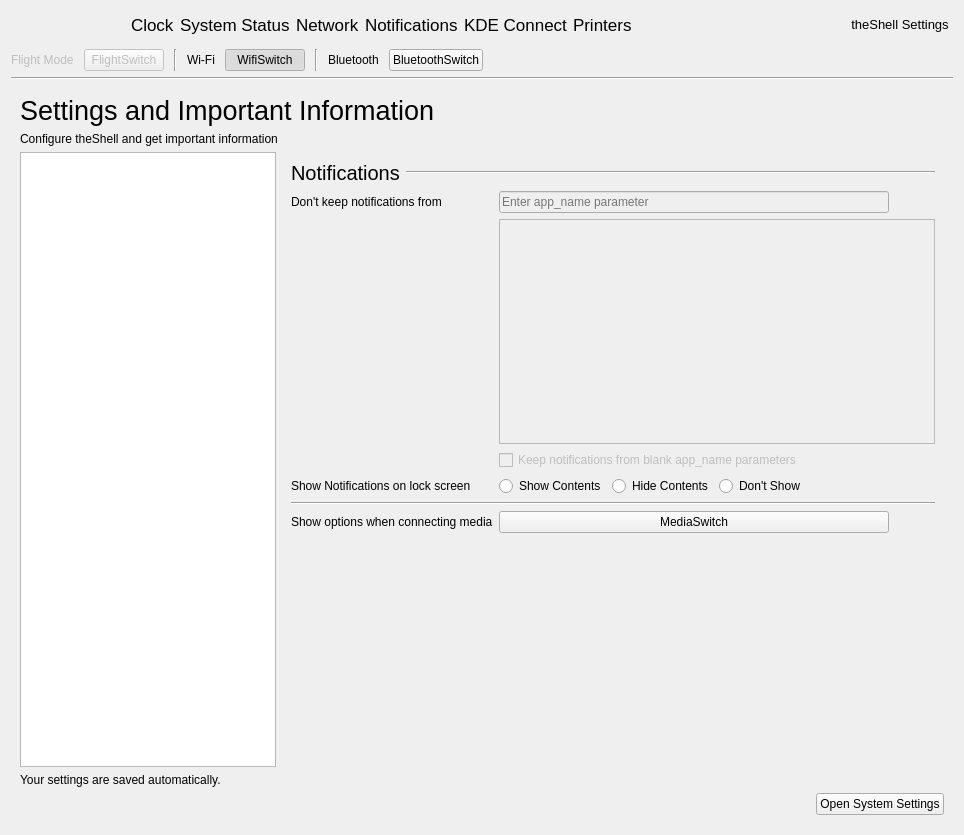
Qt form infopanedropdown.ui (vicr123/theshell) before a commit.
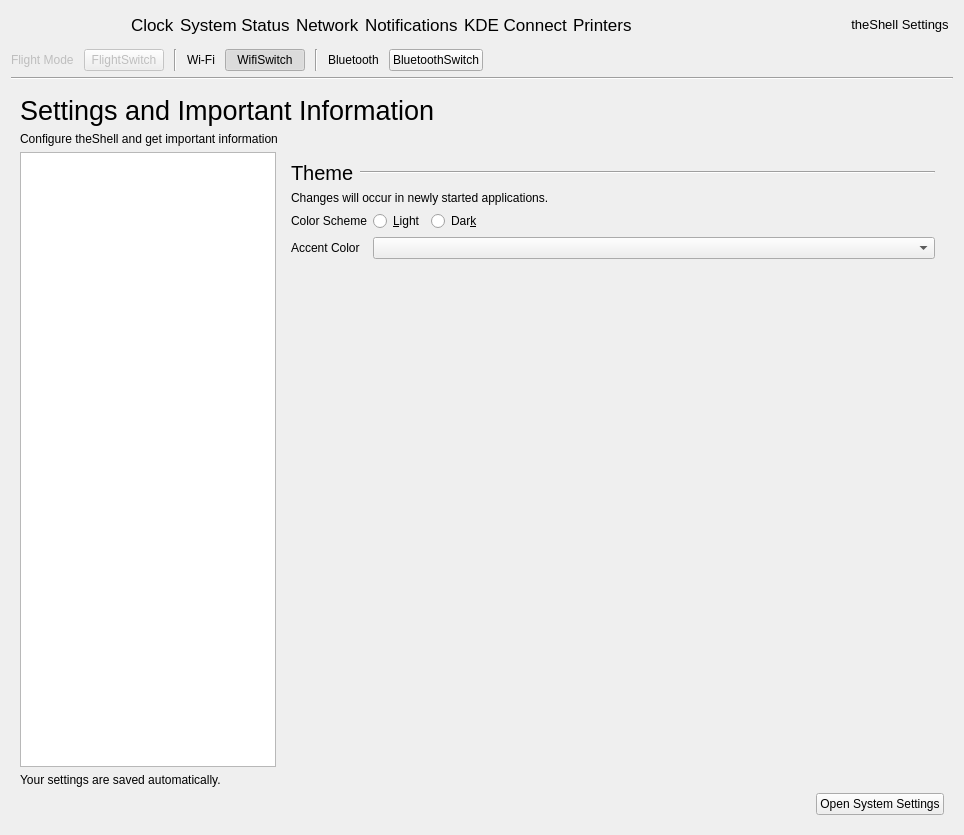
The same form after that commit. Icons and pictures are not drawn. Custom widgets are drawn as their Qt base class.

```diff
--- a/infopanedropdown.ui
+++ b/infopanedropdown.ui
@@ -2080,6 +2080,147 @@
              </item>
             </layout>
            </widget>
+           <widget class="QWidget" name="page_3">
+            <layout class="QGridLayout" name="gridLayout_11">
+             <item row="2" column="0">
+              <widget class="QLabel" name="label_50">
+               <property name="text">
+                <string>Color Scheme</string>
+               </property>
+              </widget>
+             </item>
+             <item row="0" column="0" colspan="3">
+              <widget class="QFrame" name="displayHeader_8">
+               <property name="frameShape">
+                <enum>QFrame::NoFrame</enum>
+               </property>
+               <property name="frameShadow">
+                <enum>QFrame::Raised</enum>
+               </property>
+               <layout class="QHBoxLayout" name="horizontalLayout_31">
+                <property name="leftMargin">
+                 <number>0</number>
+                </property>
+                <property name="topMargin">
+                 <number>0</number>
+                </property>
+                <property name="rightMargin">
+                 <number>0</number>
+                </property>
+                <property name="bottomMargin">
+                 <number>0</number>
+                </property>
+                <item>
+                 <widget class="QLabel" name="displayLabel_8">
+                  <property name="font">
+                   <font>
+                    <pointsize>15</pointsize>
+                   </font>
+                  </property>
+                  <property name="text">
+                   <string>Theme</string>
+                  </property>
+                 </widget>
+                </item>
+                <item>
+                 <widget class="Line" name="displayLine_8">
+                  <property name="sizePolicy">
+                   <sizepolicy hsizetype="Expanding" vsizetype="Fixed">
+                    <horstretch>0</horstretch>
+                    <verstretch>0</verstretch>
+                   </sizepolicy>
+                  </property>
+                  <property name="orientation">
+                   <enum>Qt::Horizontal</enum>
+                  </property>
+                 </widget>
+                </item>
+               </layout>
+              </widget>
+             </item>
+             <item row="1" column="0" colspan="3">
+              <widget class="QLabel" name="label_51">
+               <property name="text">
+                <string>Changes will occur in newly started applications.</string>
+               </property>
+              </widget>
+             </item>
+             <item row="2" column="2">
+              <spacer name="horizontalSpacer_21">
+               <property name="orientation">
+                <enum>Qt::Horizontal</enum>
+               </property>
+               <property name="sizeHint" stdset="0">
+                <size>
+                 <width>40</width>
+                 <height>20</height>
+                </size>
+               </property>
+              </spacer>
+             </item>
+             <item row="4" column="0">
+              <spacer name="verticalSpacer_20">
+               <property name="orientation">
+                <enum>Qt::Vertical</enum>
+               </property>
+               <property name="sizeHint" stdset="0">
+                <size>
+                 <width>20</width>
+                 <height>40</height>
+                </size>
+               </property>
+              </spacer>
+             </item>
+             <item row="2" column="1">
+              <widget class="QFrame" name="frame_5">
+               <property name="frameShape">
+                <enum>QFrame::NoFrame</enum>
+               </property>
+               <property name="frameShadow">
+                <enum>QFrame::Raised</enum>
+               </property>
+               <layout class="QHBoxLayout" name="horizontalLayout_32">
+                <property name="leftMargin">
+                 <number>0</number>
+                </property>
+                <property name="topMargin">
+                 <number>0</number>
+                </property>
+                <property name="rightMargin">
+                 <number>0</number>
+                </property>
+                <property name="bottomMargin">
+                 <number>0</number>
+                </property>
+                <item>
+                 <widget class="QRadioButton" name="lightColorThemeRadio">
+                  <property name="text">
+                   <string>&amp;Light</string>
+                  </property>
+                 </widget>
+                </item>
+                <item>
+                 <widget class="QRadioButton" name="darkColorThemeRadio">
+                  <property name="text">
+                   <string>Dar&amp;k</string>
+                  </property>
+                 </widget>
+                </item>
+               </layout>
+              </widget>
+             </item>
+             <item row="3" column="0">
+              <widget class="QLabel" name="label_52">
+               <property name="text">
+                <string>Accent Color</string>
+               </property>
+              </widget>
+             </item>
+             <item row="3" column="1" colspan="2">
+              <widget class="QComboBox" name="themeButtonColor"/>
+             </item>
+            </layout>
+           </widget>
            <widget class="QWidget" name="NotificationsSettings">
             <layout class="QGridLayout" name="gridLayout_3">
              <item row="6" column="0">
```
Left out of the diff: 4 changed lines with no effect on the pictures.
